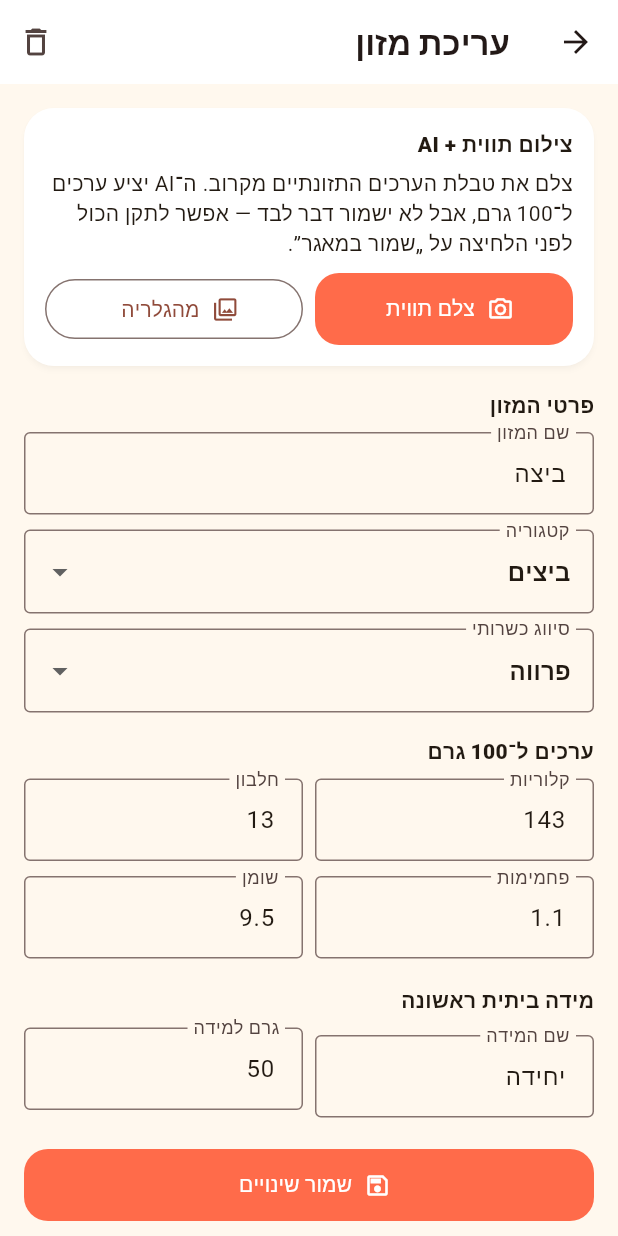
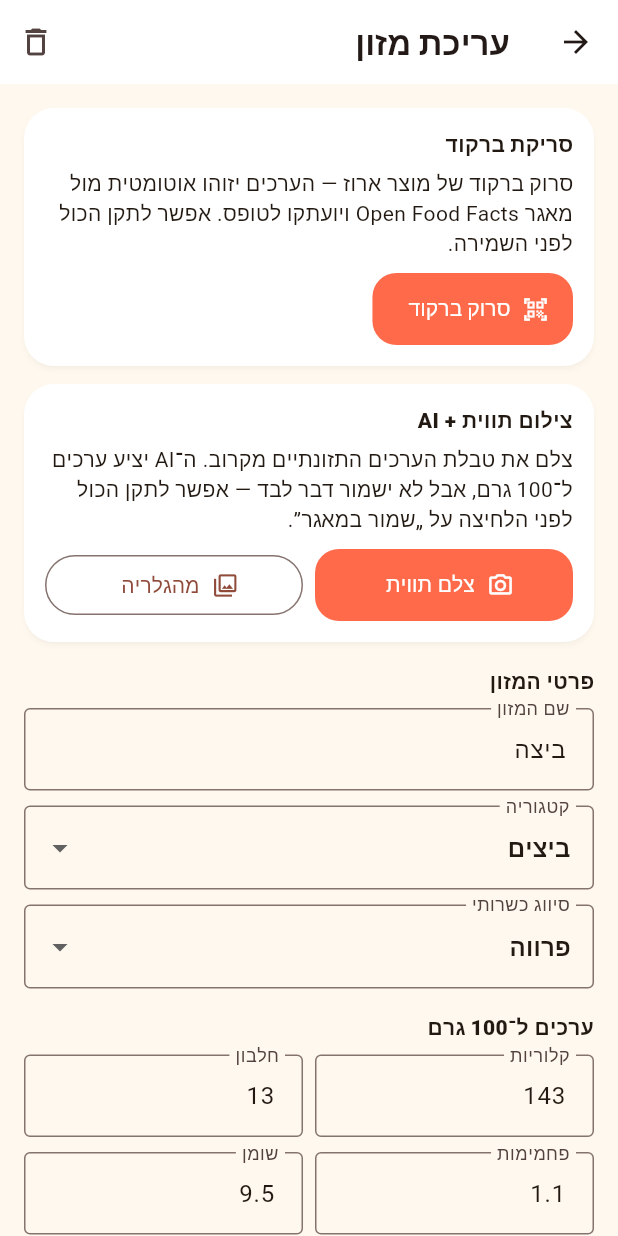
Before and after one commit to shmulik33-star/healthy-lifestyle-app, a Flutter app: the AddFoodToCatalogScreen screen opened directly with sample values from the repository, on a phone screen of 412 x 824 dp. Run offline on Flutter 3.47's test engine with Material 3 defaults, Android fonts, the phone set to English and light mode, and no system bars; our stand-ins replace flutter_tts, go_router, image_picker, shared_preferences, speech_to_text, supabase_flutter; missing offline and left inert: mobile_scanner; accounts and stored records are empty; network calls fail; Roboto replaces fonts that are missing (Assistant, Rubik).

Commit message:
Add barcode scan directly to "הוספת מזון למאגר"
Per feedback: the only way to scan a barcode was through the "אכלתי"
quick-add sheet's own barcode option, which routes an existing-catalog
match to "add to meal" and a new one through this same screen anyway --
but there was no way to start a barcode scan from here directly.

New "סריקת ברקוד" card at the top of AddFoodToCatalogScreen: pushes
BarcodeScannerScreen, then (no network for a local match) looks the
barcode up against Open Food Facts and copies name/calories/protein/
carbs/fat into the form -- same "prefill only, review before saving"
treatment as the existing label-photo AI flow, and same fallback message
when Open Food Facts doesn't know the barcode. An existing local match is
reported in place rather than auto-filled, since this screen is for
adding a *new* catalog entry and silently overwriting whatever the user
already typed here would be surprising.

Deliberately does not reuse quick_add_food_sheet.dart's captured-Navigator
pattern (or need the useRootNavigator fix from this same PR) -- this
screen is a full page pushed onto its own Navigator, not a bottom sheet
whose context gets torn down mid-flow, so there's no root-vs-branch
Navigator split to worry about here.

Co-Authored-By: Claude Sonnet 5 <noreply@anthropic.com>
Claude-Session: https://claude.ai/code/session_0144Wa14pYxraqYgE8gKZwbW

```diff
--- a/lib/features/nutrition/add_food_to_catalog_screen.dart
+++ b/lib/features/nutrition/add_food_to_catalog_screen.dart
@@ -5,7 +5,9 @@ import 'package:image_picker/image_picker.dart';
 
 import '../../shared/models/app_state.dart';
 import '../../shared/models/food.dart';
+import 'barcode_scanner_screen.dart';
 import 'nutrition_label_ai_service.dart';
+import 'open_food_facts_service.dart';
 
 class AddFoodToCatalogScreen extends StatefulWidget {
   const AddFoodToCatalogScreen({
@@ -51,6 +53,9 @@ class _AddFoodToCatalogScreenState extends State<AddFoodToCatalogScreen> {
   String _aiMessage = '';
   String _aiCode = '';
   double _aiConfidence = 0;
+
+  bool _scanningBarcode = false;
+  String _barcodeMessage = '';
 
   @override
   void initState() {
@@ -123,6 +128,76 @@ class _AddFoodToCatalogScreenState extends State<AddFoodToCatalogScreen> {
     if (path.endsWith('.png')) return 'image/png';
     if (path.endsWith('.webp')) return 'image/webp';
     return 'image/jpeg';
+  }
+
+  // Runs entirely on this screen's own persistent State (no showDialog, no
+  // captured Navigator/context that needs to survive anything closing) --
+  // this screen is itself a full page pushed onto the Navigator, so it
+  // doesn't have the root-vs-branch Navigator pitfall the quick-add sheet's
+  // barcode flow had.
+  Future<void> _scanBarcode() async {
+    if (_scanningBarcode) return;
+    final barcode = await Navigator.of(context).push<String>(
+      MaterialPageRoute<String>(builder: (_) => const BarcodeScannerScreen()),
+    );
+    if (barcode == null || barcode.isEmpty || !mounted) return;
+
+    // Local check first, no network -- same as the quick-add sheet's
+    // barcode flow. Unlike that flow (which is about logging a meal), this
+    // screen is for adding a *new* catalog item, so an existing match is
+    // just reported rather than jumping anywhere -- overwriting whatever
+    // the user may have already typed here would be surprising.
+    final existing = widget.state.foodByBarcode(barcode);
+    if (existing != null) {
+      setState(() {
+        _barcode = barcode;
+        _barcodeMessage = '"${existing.name}" כבר קיים במאגר עם הברקוד הזה.';
+      });
+      return;
+    }
+
+    setState(() {
+      _barcode = barcode;
+      _scanningBarcode = true;
+      _barcodeMessage = 'מחפש ב-Open Food Facts…';
+    });
+
+    try {
+      final product = await OpenFoodFactsService.lookup(barcode);
+      if (!mounted) return;
+
+      if (!product.found) {
+        setState(() {
+          _barcodeMessage = 'לא מצאנו את המוצר הזה במאגר Open Food Facts. אפשר למלא ידנית — בפעם הבאה נזהה אותו אוטומטית.';
+        });
+        return;
+      }
+
+      if (name.text.trim().isEmpty && product.name.isNotEmpty) {
+        name.text = product.name;
+      }
+      if (product.caloriesPer100g != null) {
+        calories.text = _formatNumber(product.caloriesPer100g!);
+      }
+      if (product.proteinPer100g != null) {
+        protein.text = _formatNumber(product.proteinPer100g!);
+      }
+      if (product.carbsPer100g != null) {
+        carbs.text = _formatNumber(product.carbsPer100g!);
+      }
+      if (product.fatPer100g != null) {
+        fat.text = _formatNumber(product.fatPer100g!);
+      }
+
+      setState(() {
+        _barcodeMessage = 'הערכים זוהו והועתקו לטופס. יש לבדוק אותם לפני השמירה.';
+      });
+    } on OpenFoodFactsException catch (error) {
+      if (!mounted) return;
+      setState(() => _barcodeMessage = error.message);
+    } finally {
+      if (mounted) setState(() => _scanningBarcode = false);
+    }
   }
 
   Future<void> _pickLabelPhoto(ImageSource source) async {
@@ -233,6 +308,48 @@ class _AddFoodToCatalogScreenState extends State<AddFoodToCatalogScreen> {
       body: ListView(
         padding: const EdgeInsets.all(16),
         children: [
+          Card(
+            child: Padding(
+              padding: const EdgeInsets.all(14),
+              child: Column(
+                crossAxisAlignment: CrossAxisAlignment.start,
+                children: [
+                  const Text(
+                    'סריקת ברקוד',
+                    style: TextStyle(fontWeight: FontWeight.w800),
+                  ),
+                  const SizedBox(height: 6),
+                  const Text(
+                    'סרוק ברקוד של מוצר ארוז — הערכים יזוהו אוטומטית מול מאגר '
+                    'Open Food Facts ויועתקו לטופס. אפשר לתקן הכול לפני השמירה.',
+                  ),
+                  const SizedBox(height: 10),
+                  FilledButton.tonalIcon(
+                    key: const Key('food_barcode_scan_button'),
+                    onPressed: _scanningBarcode ? null : _scanBarcode,
+                    icon: const Icon(Icons.qr_code_scanner),
+                    label: const Text('סרוק ברקוד'),
+                  ),
+                  if (_scanningBarcode || _barcodeMessage.isNotEmpty) ...[
+                    const SizedBox(height: 10),
+                    Container(
+                      key: const Key('food_barcode_status'),
+                      width: double.infinity,
+                      padding: const EdgeInsets.all(10),
+                      decoration: BoxDecoration(
+                        color: Theme.of(context).colorScheme.surfaceContainerHighest,
+                        borderRadius: BorderRadius.circular(10),
+                      ),
+                      child: _scanningBarcode
+                          ? const LinearProgressIndicator()
+                          : Text(_barcodeMessage),
+                    ),
+                  ],
+                ],
+              ),
+            ),
+          ),
+          const SizedBox(height: 12),
           Card(
             child: Padding(
               padding: const EdgeInsets.all(14),
```
Also changed, not shown: 1 other file.
